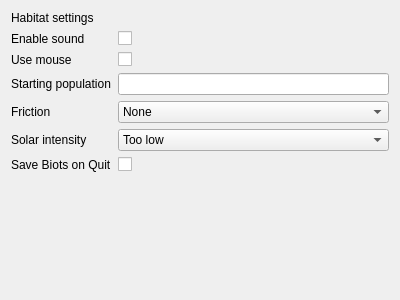
TimSC/primordial, file LifeQt/settingshabitat.ui: the form before one commit.
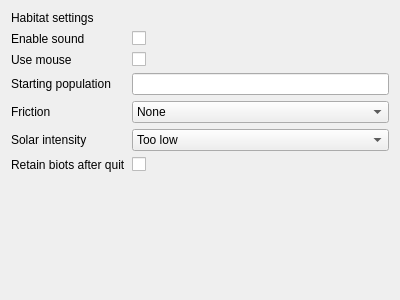
The form after the commit.

Commit message: Enable loading of retained biots

```diff
--- a/LifeQt/settingshabitat.ui
+++ b/LifeQt/settingshabitat.ui
@@ -136,7 +136,7 @@
      <item row="5" column="0">
       <widget class="QLabel" name="label_7">
        <property name="text">
-        <string>Save Biots on Quit</string>
+        <string>Retain biots after quit</string>
        </property>
       </widget>
      </item>
```
The commit also changes 1 other file.
